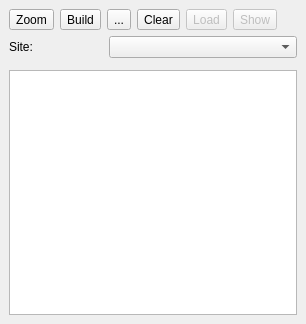
Old version of the form filter/filter_dock_base.ui in the repository lparchaeology/ArkPlan.
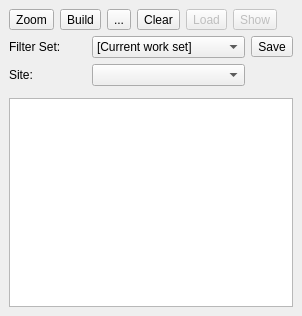
New version of the form. Icons and pictures are not drawn. Custom widgets are drawn as their Qt base class.

Commit message: Add saving of current filter set

What changed in the file:
```diff
--- a/filter/filter_dock_base.ui
+++ b/filter/filter_dock_base.ui
@@ -6,8 +6,8 @@
    <rect>
     <x>0</x>
     <y>0</y>
-    <width>306</width>
-    <height>324</height>
+    <width>302</width>
+    <height>316</height>
    </rect>
   </property>
   <property name="windowTitle">
@@ -106,16 +106,43 @@
     </item>
     <item>
      <layout class="QGridLayout" name="gridLayout">
-      <item row="0" column="0">
+      <item row="1" column="0">
        <widget class="QLabel" name="siteCodeLabel">
         <property name="text">
          <string>Site:</string>
         </property>
        </widget>
       </item>
-      <item row="0" column="1" colspan="2">
+      <item row="1" column="1" colspan="2">
        <widget class="QComboBox" name="siteCodeCombo"/>
       </item>
+      <item row="0" column="0">
+       <widget class="QLabel" name="filterSetLabel">
+        <property name="text">
+         <string>Filter Set:</string>
+        </property>
+       </widget>
+      </item>
+      <item row="0" column="1" colspan="2">
+       <widget class="QComboBox" name="filterSetCombo">
+        <item>
+         <property name="text">
+          <string>[Current work set]</string>
+         </property>
+        </item>
+       </widget>
+      </item>
+      <item row="0" column="3">
+       <widget class="QToolButton" name="saveFilterSetButton">
+        <property name="text">
+         <string>Save</string>
+        </property>
+        <property name="icon">
+         <iconset resource="resources.qrc">
+          <normaloff>:/plugins/ArkPlan/document-save.png</normaloff>:/plugins/ArkPlan/document-save.png</iconset>
+        </property>
+       </widget>
+      </item>
      </layout>
     </item>
     <item>
```
The commit also changes 12 other files.
